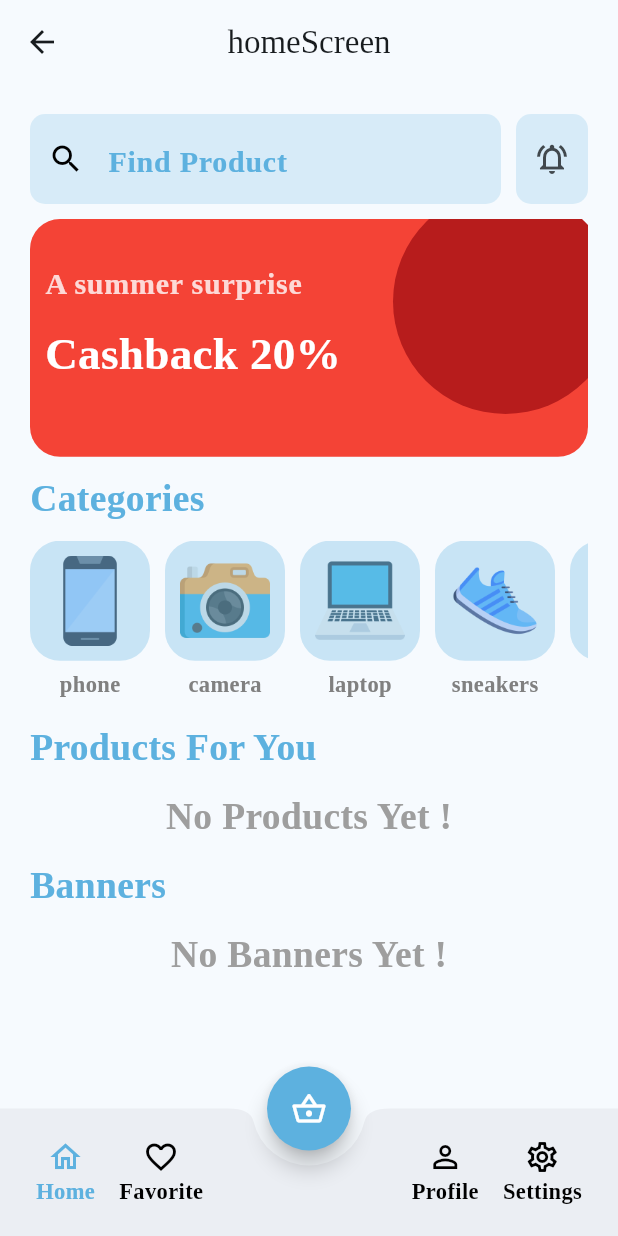
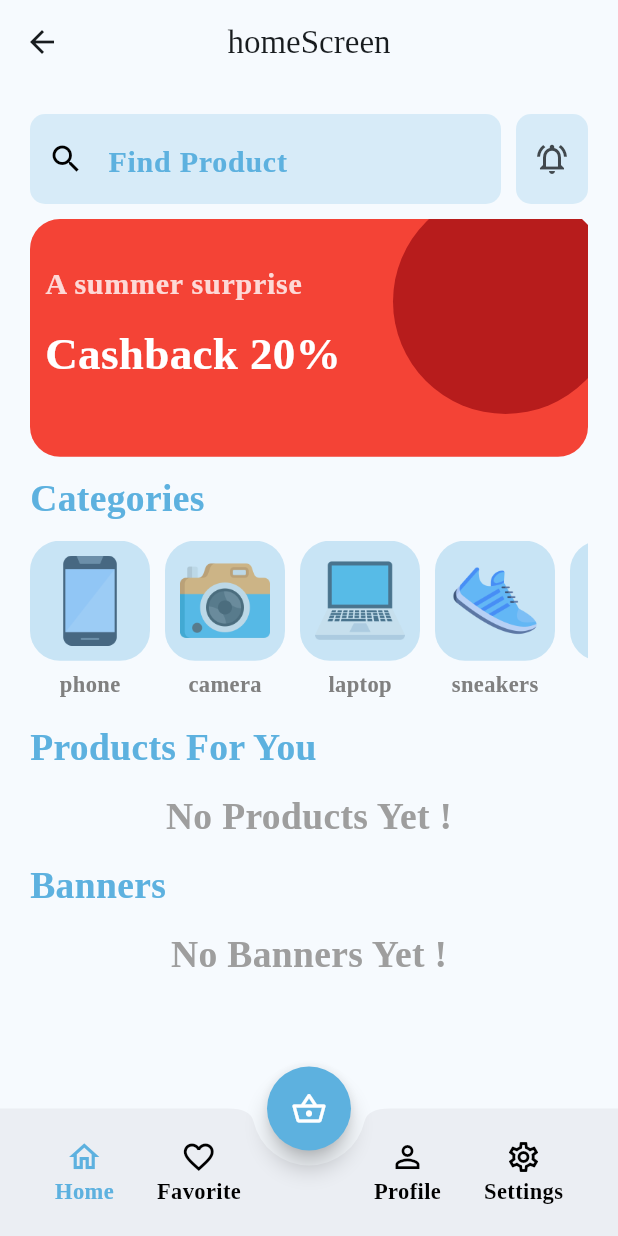
Before and after one commit to Muhammednady/e-commerce-app, a Flutter app: the HomeScreen screen opened by its route, item 2 of the bottom bar chosen, after a tap on "Home", on a phone screen of 412 x 824 dp. Run offline on Flutter 3.47's test engine with Material 3 defaults, Android fonts, the phone set to English and light mode, and no system bars; our stand-ins replace cached_network_image, connectivity_plus, dartz, firebase_core, firebase_messaging, flutter_otp_text_field and 4 more; accounts and stored records are empty; network calls fail.

Commit message:
..list.generate in bottom appbar

```diff
--- a/lib/controller/homescreen_controller.dart
+++ b/lib/controller/homescreen_controller.dart
@@ -1,12 +1,21 @@
 
 import 'package:ecommerceapp/view/screen/home.dart';
 import 'package:flutter/cupertino.dart';
+import 'package:flutter/material.dart';
 import 'package:get/get.dart';
+
+import '../data/model/bottomAppBar_model.dart';
 
 class HomeScreenController extends GetxController{
 
   int currentPage = 0;
+  List<BottomAppBarModel> bottomItems = [
+    BottomAppBarModel(Icons.home_outlined, 'Home'),
+    BottomAppBarModel(Icons.favorite_outline_sharp, 'Favorite'),
+    BottomAppBarModel(Icons.person_outline, 'Profile'),
+    BottomAppBarModel(Icons.settings_outlined, 'Settings'),
 
+  ];
   final List<Widget> homeWidgets = [
     Home(),
     const Center(child: Text('Favorite'),),
--- /dev/null
+++ b/lib/data/model/bottomAppBar_model.dart
@@ -0,0 +1,9 @@
+
+import 'package:flutter/cupertino.dart';
+
+class BottomAppBarModel{
+  final IconData icon;
+  final String title;
+
+  BottomAppBarModel(this.icon, this.title);
+}
--- a/lib/view/screen/home_screen.dart
+++ b/lib/view/screen/home_screen.dart
@@ -1,6 +1,7 @@
 import 'package:ecommerceapp/controller/homescreen_controller.dart';
 import 'package:ecommerceapp/core/constant/colors.dart';
 import 'package:ecommerceapp/view/screen/home.dart';
+import 'package:ecommerceapp/view/widget/home_screen/Custombottombar_button.dart';
 import 'package:flutter/material.dart';
 import 'package:get/get.dart';
 
@@ -27,84 +28,57 @@ class HomeScreen extends GetView<HomeScreenController> {
                 onPressed: () {}),
             floatingActionButtonLocation:
                 FloatingActionButtonLocation.centerDocked,
-
-        bottomNavigationBar: BottomAppBar(
+            bottomNavigationBar:  BottomAppBar(
               notchMargin: 10.0,
-         elevation: 10,
+              //  elevation: 10,
               height: 85.0,
               shape: const CircularNotchedRectangle(),
               child: Row(
-          children: [
-            Row(
-              mainAxisAlignment: MainAxisAlignment.spaceAround,
-              children: [
-                IconButton(
-                    onPressed: () {
-                      controller.changePage(0);
+                mainAxisAlignment: MainAxisAlignment.spaceEvenly,
+                children:
+
+                  List.generate(controller.bottomItems.length, (index) {
+                    return CustomBottomBarButton(
+                      icon: controller.bottomItems[index].icon,
+                      title: controller.bottomItems[index].title,
+                      active: controller.currentPage == index ? true : false,
+                      onPress: () {
+                        controller.changePage(index);
                       },
-                    icon:  Column(
-                      mainAxisSize: MainAxisSize.min,
-                      children: [
-                        Icon(
-                          Icons.home_outlined,
-                          color: controller.currentPage == 0 ? AppColors.primary:AppColors.black,
-                          //size: 30.0,
+                    ).paddingOnly(left: index == 2 ? 60.0 :0.0);
+                  } ),
+                  // CustomBottomBarButton(
+                  //   icon: Icons.home_outlined,
+                  //   title: 'Home',
+                  //   active: controller.currentPage == 0 ? true : false,
+                  //   onPress: () {
+                  //     controller.changePage(0);
+                  //   },
+                  // ),
+                  // CustomBottomBarButton(
+                  //     icon: Icons.favorite_border_outlined,
+                  //     title: 'Favorite',
+                  //     onPress: () {
+                  //       controller.changePage(1);
+                  //     },
+                  //     active: controller.currentPage == 1 ? true : false),
+                  // const Spacer(),
+                  // CustomBottomBarButton(
+                  //     onPress: () {
+                  //       controller.changePage(2);
+                  //     },
+                  //     icon: Icons.person_outline,
+                  //     title: 'Profile',
+                  //     active: controller.currentPage == 2 ? true : false),
+                  // CustomBottomBarButton(
+                  //     onPress: () {
+                  //       controller.changePage(3);
+                  //     },
+                  //     icon: Icons.settings_outlined,
+                  //     title: 'Settings',
+                  //     active: controller.currentPage == 3 ? true:false)
+
               ),
-                        Text(
-                          'Home',
-                          style: TextStyle(fontSize: 15.0 ,color: controller.currentPage == 0 ? AppColors.primary:AppColors.black,),
-                        )
-                      ],
-                    )),
-                IconButton(
-                    onPressed: () {controller.changePage(1);},
-                    icon:  Column(
-                      mainAxisSize: MainAxisSize.min,
-                      children: [
-                        Icon(
-                          Icons.favorite_border_outlined,color:controller.currentPage == 1 ? AppColors.primary:AppColors.black,
-                        ),
-                        Text(
-                          'Favorite',
-                          style: TextStyle(fontSize: 15.0 , color: controller.currentPage == 1 ? AppColors.primary:AppColors.black,),
-                        )
-                      ],
-                    )),
-              ],),
-            const Spacer(),
-            Row(children: [
-              IconButton(
-                  onPressed: () {controller.changePage(2);},
-                  icon:  Column(
-                    mainAxisSize: MainAxisSize.min,
-                    children: [
-                      Icon(
-                        Icons.person_outline,
-                        color: controller.currentPage == 2 ? AppColors.primary:AppColors.black,
-                      ),
-                      Text(
-                        'Profile',
-                        style: TextStyle(fontSize: 15.0 ,  color: controller.currentPage == 2 ? AppColors.primary:AppColors.black,),
-                      )
-                    ],
-                  )),
-              IconButton(
-                  onPressed: () {controller.changePage(3);},
-                  icon:  Column(
-                    mainAxisSize: MainAxisSize.min,
-                    children: [
-                      Icon(
-                        Icons.settings_outlined, color: controller.currentPage == 3 ? AppColors.primary:AppColors.black,
-                      ),
-                      Text(
-                        'Settings',
-                        style: TextStyle(fontSize: 15.0 ,  color: controller.currentPage == 3 ? AppColors.primary:AppColors.black,),
-                      )
-                    ],
-                  )),
-            ],)
-          ],
-        ),)
-        ));
+            )));
   }
 }
--- /dev/null
+++ b/lib/view/widget/home_screen/Custombottombar_button.dart
@@ -0,0 +1,43 @@
+import 'package:flutter/cupertino.dart';
+import 'package:flutter/material.dart';
+
+import '../../../core/constant/colors.dart';
+
+class CustomBottomBarButton extends StatelessWidget {
+  final IconData icon;
+  final String title;
+  final void Function()? onPress;
+  final bool active;
+
+  const CustomBottomBarButton(
+      {super.key, required this.icon, required this.title, this.onPress, required this.active});
+
+  @override
+  Widget build(BuildContext context) {
+    return IconButton(
+        onPressed: onPress,
+        icon: Column(
+          mainAxisSize: MainAxisSize.min,
+          children: [
+            Icon(
+              icon,
+              color: active
+                  ? AppColors.primary
+                  : AppColors.black,
+            ),
+            Text(
+              title,
+              style: TextStyle(
+                fontSize: 15.0,
+                color: active
+                    ? AppColors.primary
+                    : AppColors.black,
+              ),
+            )
+          ],
+        ));
+
+  }
+
+
+}
```
Lines whose indentation alone changed are shown as unchanged.
